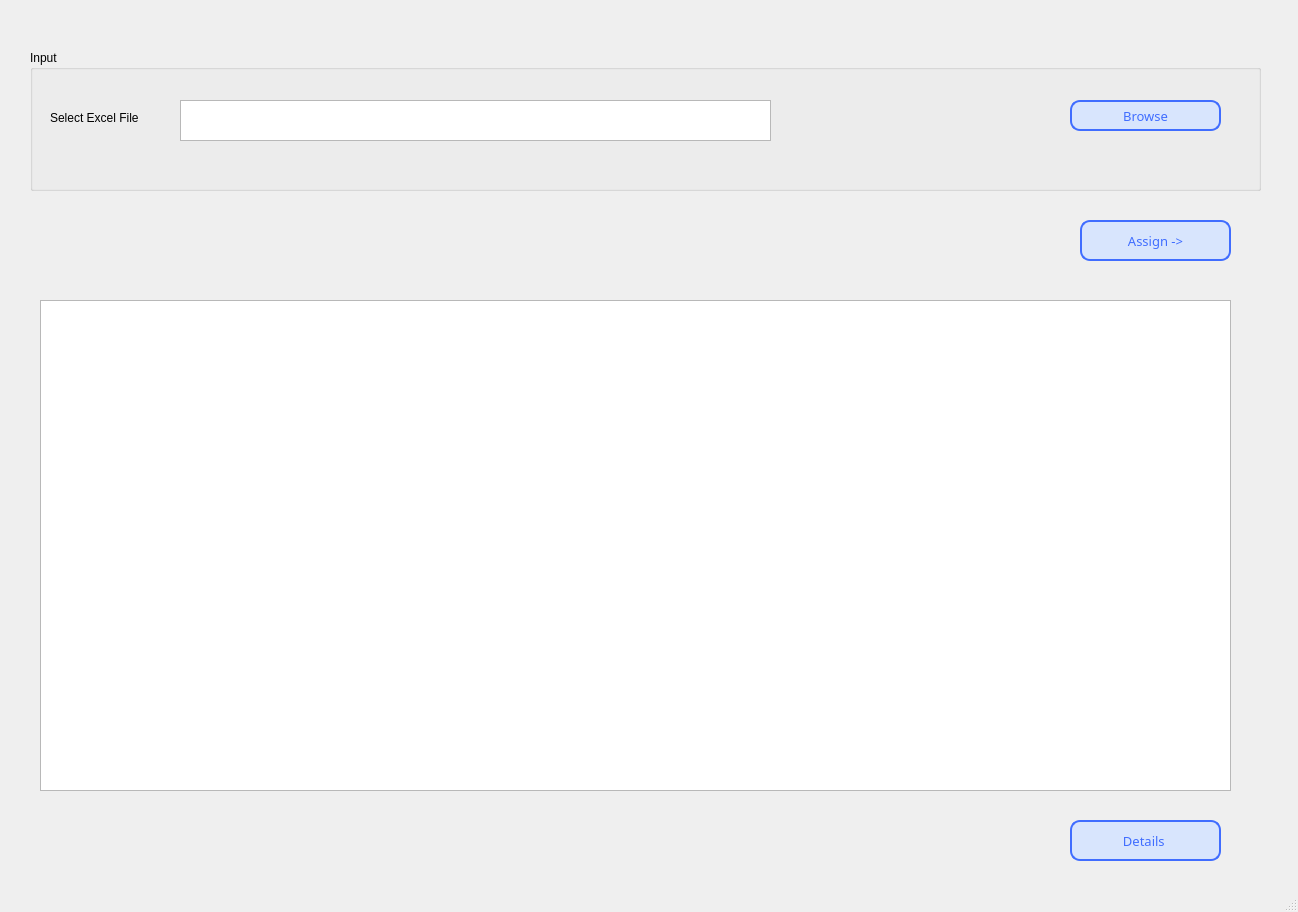
The window that uiFiles/mainUI.ui (NMBawiskar/ProductionScheduler_using_image_processing) describes before a commit, drawn with Qt 5.
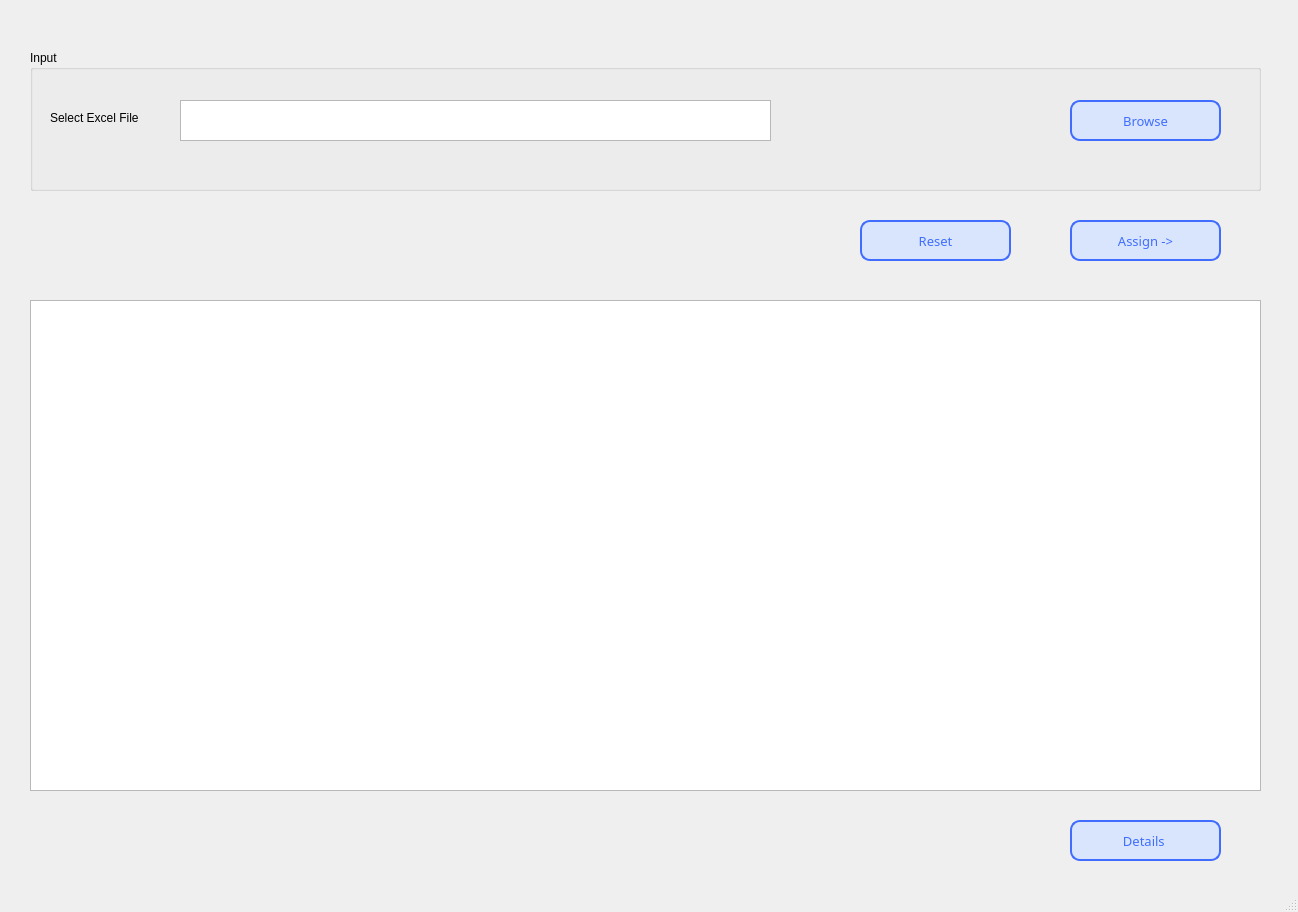
The same window after the commit.

Patch:
```diff
--- a/uiFiles/mainUI.ui
+++ b/uiFiles/mainUI.ui
@@ -32,7 +32,7 @@
        <x>1040</x>
        <y>50</y>
        <width>151</width>
-       <height>31</height>
+       <height>41</height>
       </rect>
      </property>
      <property name="font">
@@ -82,7 +82,7 @@
    <widget class="QPushButton" name="btn_start">
     <property name="geometry">
      <rect>
-      <x>1080</x>
+      <x>1070</x>
       <y>220</y>
       <width>151</width>
       <height>41</height>
@@ -140,13 +140,42 @@
    <widget class="QTableWidget" name="tableWidgetResult">
     <property name="geometry">
      <rect>
-      <x>40</x>
+      <x>30</x>
       <y>300</y>
-      <width>1191</width>
+      <width>1231</width>
       <height>491</height>
      </rect>
     </property>
    </widget>
+   <widget class="QPushButton" name="btn_reset">
+    <property name="geometry">
+     <rect>
+      <x>860</x>
+      <y>220</y>
+      <width>151</width>
+      <height>41</height>
+     </rect>
+    </property>
+    <property name="font">
+     <font>
+      <family>Segoe UI Semibold</family>
+      <pointsize>10</pointsize>
+      <weight>7</weight>
+      <italic>false</italic>
+      <bold>false</bold>
+     </font>
+    </property>
+    <property name="styleSheet">
+     <string notr="true">background-color:rgb(216, 229, 253);
+font: 63 10pt &quot;Segoe UI Semibold&quot;;
+color: rgb(64, 109, 255);
+border-radius:10;
+border:2px solid rgb(64, 109, 255);</string>
+    </property>
+    <property name="text">
+     <string>Reset</string>
+    </property>
+   </widget>
   </widget>
   <widget class="QMenuBar" name="menubar">
    <property name="geometry">
```
